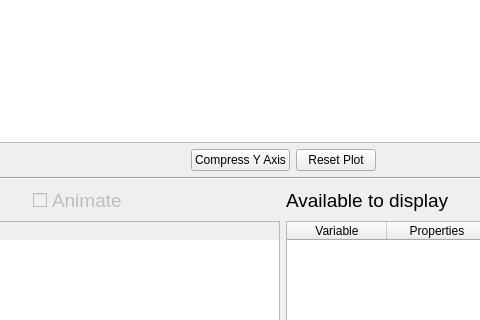
The window that ui/uiPlotView.ui (solopilot/TelemetryPlot) describes before a commit, drawn with Qt 5; both pictures show x 229 to 709 and y 188 to 508 of the 1024 by 661 pixel window.
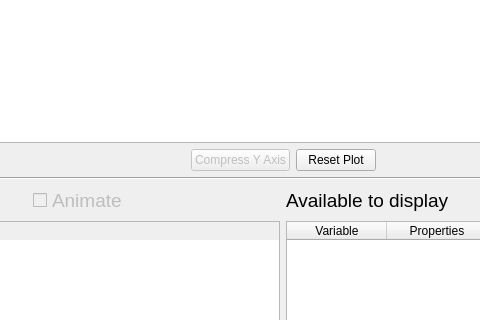
The same window after the commit. Custom widgets are drawn as their Qt base class.

```diff
--- a/ui/uiPlotView.ui
+++ b/ui/uiPlotView.ui
@@ -80,6 +80,9 @@
         </item>
         <item>
          <widget class="QPushButton" name="buttonCompressY">
+          <property name="enabled">
+           <bool>false</bool>
+          </property>
           <property name="toolTip">
            <string>&lt;html&gt;&lt;head/&gt;&lt;body&gt;&lt;p&gt;Make Y Axis Log10&lt;/p&gt;&lt;/body&gt;&lt;/html&gt;</string>
           </property>
```
Left out of the diff: 5 changed lines with no effect on the pictures.
